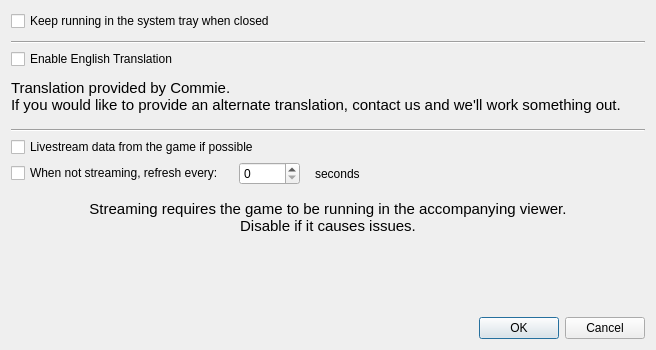
Old version of the form KCSettingsDialog.ui in the repository KanColleTool/kct-tool.
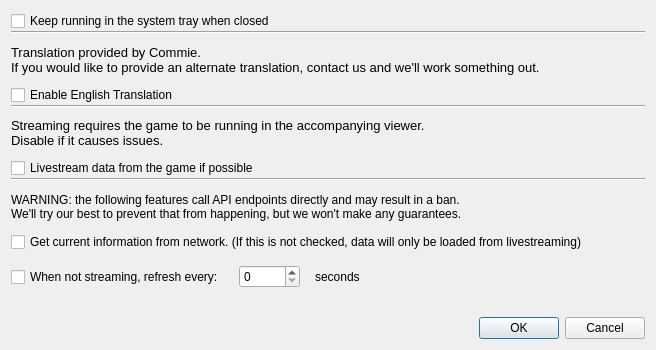
New version of the form.

Commit message: Revamp settings page, add a setting to disable using the API altogether, and enabled it by default.

Diff of the .ui file:
```diff
--- a/KCSettingsDialog.ui
+++ b/KCSettingsDialog.ui
@@ -38,22 +38,6 @@
           </property>
          </widget>
         </item>
-        <item>
-         <spacer name="verticalSpacer_4">
-          <property name="orientation">
-           <enum>Qt::Vertical</enum>
-          </property>
-          <property name="sizeType">
-           <enum>QSizePolicy::Preferred</enum>
-          </property>
-          <property name="sizeHint" stdset="0">
-           <size>
-            <width>20</width>
-            <height>10</height>
-           </size>
-          </property>
-         </spacer>
-        </item>
         <item>
          <widget class="Line" name="line">
           <property name="orientation">
@@ -61,41 +45,13 @@
           </property>
          </widget>
         </item>
-       </layout>
-      </item>
-     </layout>
-    </widget>
-   </item>
-   <item>
-    <layout class="QVBoxLayout" name="verticalLayout_2">
-     <item>
-      <widget class="QCheckBox" name="translationCheckbox">
-       <property name="text">
-        <string>Enable English Translation</string>
-       </property>
-      </widget>
-     </item>
-     <item>
-      <spacer name="verticalSpacer_5">
-       <property name="orientation">
-        <enum>Qt::Vertical</enum>
-       </property>
-       <property name="sizeType">
-        <enum>QSizePolicy::Preferred</enum>
-       </property>
-       <property name="sizeHint" stdset="0">
-        <size>
-         <width>20</width>
-         <height>5</height>
-        </size>
-       </property>
-      </spacer>
-     </item>
      <item>
       <widget class="QLabel" name="label">
        <property name="font">
         <font>
-         <pointsize>11</pointsize>
+            <pointsize>10</pointsize>
+            <weight>50</weight>
+            <bold>false</bold>
         </font>
        </property>
        <property name="text">
@@ -108,17 +64,11 @@
       </widget>
      </item>
      <item>
-      <spacer name="verticalSpacer_6">
-       <property name="orientation">
-        <enum>Qt::Vertical</enum>
-       </property>
-       <property name="sizeHint" stdset="0">
-        <size>
-         <width>20</width>
-         <height>10</height>
-        </size>
-       </property>
-      </spacer>
+         <widget class="QCheckBox" name="translationCheckbox">
+          <property name="text">
+           <string>Enable English Translation</string>
+          </property>
+         </widget>
      </item>
      <item>
       <widget class="Line" name="line_2">
@@ -127,13 +77,24 @@
        </property>
       </widget>
      </item>
-    </layout>
-   </item>
    <item>
-    <layout class="QHBoxLayout" name="horizontalLayout_2">
-     <property name="spacing">
-      <number>10</number>
-     </property>
+         <widget class="QLabel" name="label_2">
+          <property name="font">
+           <font>
+            <pointsize>10</pointsize>
+           </font>
+          </property>
+          <property name="text">
+           <string>Streaming requires the game to be running in the accompanying viewer.&lt;br /&gt;Disable if it causes issues.</string>
+          </property>
+          <property name="alignment">
+           <set>Qt::AlignLeading|Qt::AlignLeft|Qt::AlignVCenter</set>
+          </property>
+          <property name="wordWrap">
+           <bool>false</bool>
+          </property>
+         </widget>
+        </item>
      <item>
       <widget class="QCheckBox" name="livestreamCheckbox">
        <property name="text">
@@ -141,8 +102,30 @@
        </property>
       </widget>
      </item>
-    </layout>
-   </item>
+        <item>
+         <widget class="Line" name="line_3">
+          <property name="orientation">
+           <enum>Qt::Horizontal</enum>
+          </property>
+         </widget>
+        </item>
+        <item>
+         <widget class="QLabel" name="label_4">
+          <property name="text">
+           <string>WARNING: the following features call API endpoints directly and may result in a ban.
+We'll try our best to prevent that from happening, but we won't make any guarantees.</string>
+          </property>
+         </widget>
+        </item>
+        <item>
+         <widget class="QCheckBox" name="useNetworkCheckbox">
+          <property name="text">
+           <string>Get current information from network. (If this is not checked, data will only be loaded from livestreaming)</string>
+          </property>
+         </widget>
+        </item>
+        <item>
+         <layout class="QVBoxLayout" name="verticalLayout_5">
    <item>
     <layout class="QHBoxLayout" name="horizontalLayout">
      <property name="spacing">
@@ -187,6 +170,13 @@
      </item>
     </layout>
    </item>
+         </layout>
+        </item>
+       </layout>
+      </item>
+     </layout>
+    </widget>
+   </item>
    <item>
     <spacer name="verticalSpacer_2">
      <property name="orientation">
@@ -203,37 +193,6 @@
      </property>
     </spacer>
    </item>
-   <item>
-    <widget class="QLabel" name="label_2">
-     <property name="font">
-      <font>
-       <pointsize>11</pointsize>
-      </font>
-     </property>
-     <property name="text">
-      <string>Streaming requires the game to be running in the accompanying viewer.&lt;br /&gt;Disable if it causes issues.</string>
-     </property>
-     <property name="alignment">
-      <set>Qt::AlignHCenter|Qt::AlignTop</set>
-     </property>
-     <property name="wordWrap">
-      <bool>false</bool>
-     </property>
-    </widget>
-   </item>
-   <item>
-    <spacer name="verticalSpacer">
-     <property name="orientation">
-      <enum>Qt::Vertical</enum>
-     </property>
-     <property name="sizeHint" stdset="0">
-      <size>
-       <width>20</width>
-       <height>0</height>
-      </size>
-     </property>
-    </spacer>
-   </item>
    <item>
     <widget class="QDialogButtonBox" name="buttonBox">
      <property name="orientation">
```
Left out of the diff: 11 changed lines with no effect on the pictures. Lines whose indentation alone changed are shown as unchanged. The commit also changes 7 other files.
